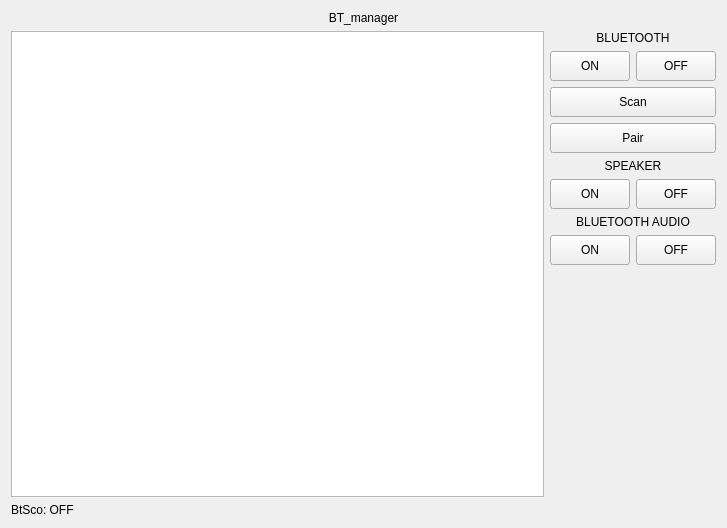
Qt form widget.ui (veodev/qt_bluetooth_manager) before a commit.
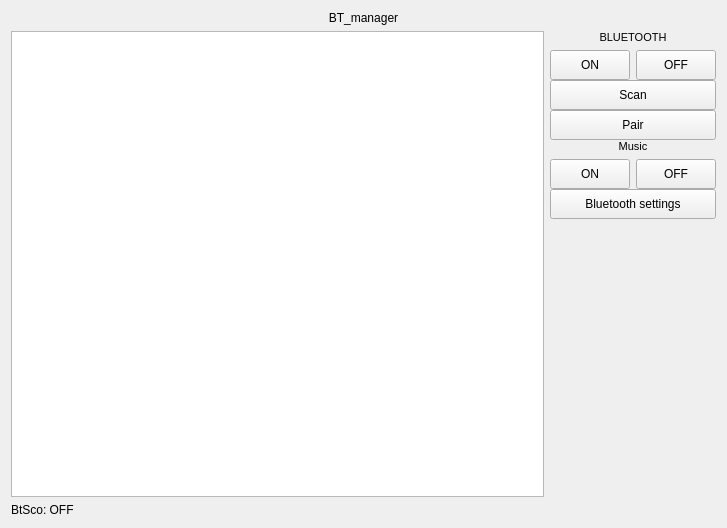
The same form after that commit.

Commit message: Clear code and add bluetooth A2DP connection.

The edit to the form file:
```diff
--- a/widget.ui
+++ b/widget.ui
@@ -31,10 +31,18 @@
      </item>
      <item>
       <layout class="QVBoxLayout" name="verticalLayout">
+       <property name="spacing">
+        <number>0</number>
+       </property>
        <item>
         <layout class="QVBoxLayout" name="verticalLayout_2">
          <item>
           <widget class="QLabel" name="label_2">
+           <property name="font">
+            <font>
+             <pointsize>8</pointsize>
+            </font>
+           </property>
            <property name="text">
             <string>BLUETOOTH</string>
            </property>
@@ -129,8 +137,13 @@
         <layout class="QVBoxLayout" name="verticalLayout_3">
          <item>
           <widget class="QLabel" name="label_3">
+           <property name="font">
+            <font>
+             <pointsize>8</pointsize>
+            </font>
+           </property>
            <property name="text">
-            <string>SPEAKER</string>
+            <string>Music</string>
            </property>
            <property name="alignment">
             <set>Qt::AlignCenter</set>
@@ -176,24 +189,16 @@
         </layout>
        </item>
        <item>
-        <layout class="QVBoxLayout" name="verticalLayout_5">
-         <item>
-          <widget class="QLabel" name="label_4">
-           <property name="text">
-            <string>BLUETOOTH AUDIO</string>
-           </property>
-           <property name="alignment">
-            <set>Qt::AlignCenter</set>
-           </property>
-          </widget>
-         </item>
-         <item>
-          <layout class="QHBoxLayout" name="horizontalLayout_4">
-           <item>
-            <widget class="QPushButton" name="btAudioOnButton">
+        <widget class="QPushButton" name="settingsButton">
+         <property name="sizePolicy">
+          <sizepolicy hsizetype="Minimum" vsizetype="Fixed">
+           <horstretch>0</horstretch>
+           <verstretch>0</verstretch>
+          </sizepolicy>
+         </property>
              <property name="minimumSize">
               <size>
-               <width>0</width>
+           <width>100</width>
                <height>30</height>
               </size>
              </property>
@@ -201,29 +206,9 @@
               <enum>Qt::NoFocus</enum>
              </property>
              <property name="text">
-              <string>ON</string>
-             </property>
-            </widget>
-           </item>
-           <item>
-            <widget class="QPushButton" name="btAudioOffButton">
-             <property name="minimumSize">
-              <size>
-               <width>0</width>
-               <height>30</height>
-              </size>
-             </property>
-             <property name="focusPolicy">
-              <enum>Qt::NoFocus</enum>
-             </property>
-             <property name="text">
-              <string>OFF</string>
-             </property>
-            </widget>
-           </item>
-          </layout>
-         </item>
-        </layout>
+          <string>Bluetooth settings</string>
+         </property>
+        </widget>
        </item>
        <item>
         <spacer name="verticalSpacer">
```
Left out of the diff: 4 changed lines with no effect on the pictures. Lines whose indentation alone changed are shown as unchanged. The commit also changes 4 other files.
